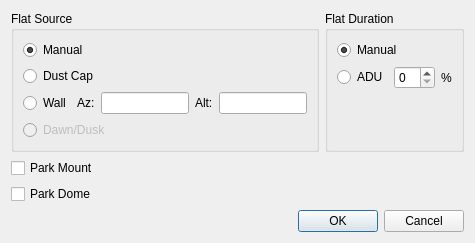
Before: the Qt Designer form kstars/ekos/calibrationoptions.ui in KDE/kstars, drawn with Qt 5.
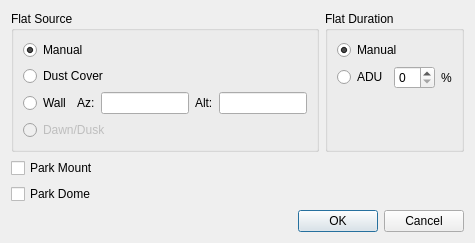
After: the same form once the commit is applied. Custom widgets are drawn as their Qt base class.

Commit message: Generalize flat frame case for all calibration frames

```diff
--- a/kstars/ekos/calibrationoptions.ui
+++ b/kstars/ekos/calibrationoptions.ui
@@ -44,7 +44,7 @@
            <string>Light source provided by controllable electronic device</string>
           </property>
           <property name="text">
-           <string>Dust Cap</string>
+           <string>Dust Cover</string>
           </property>
          </widget>
         </item>
```
Left out of the diff: 2 changed lines with no effect on the pictures. The commit also changes 2 other files.
